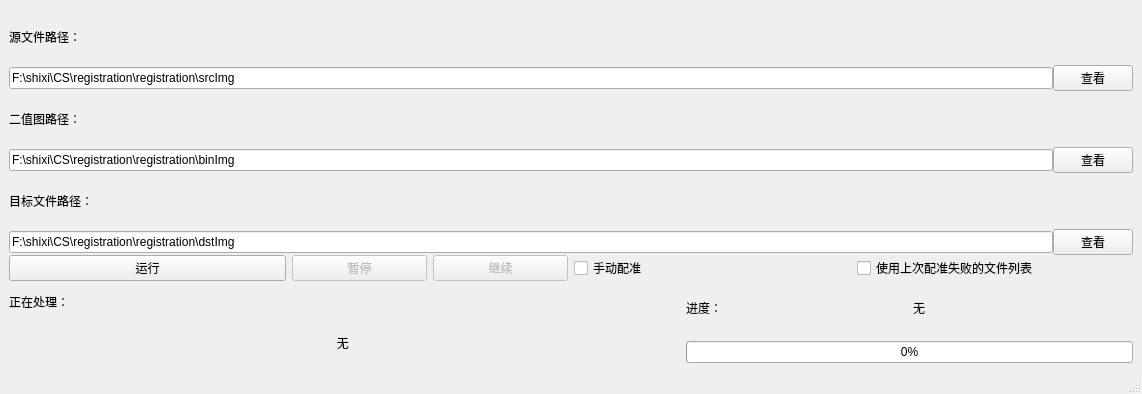
Above: mainwindow.ui from To-k1/RegistrationGUI before the change. Below: the same form after it.
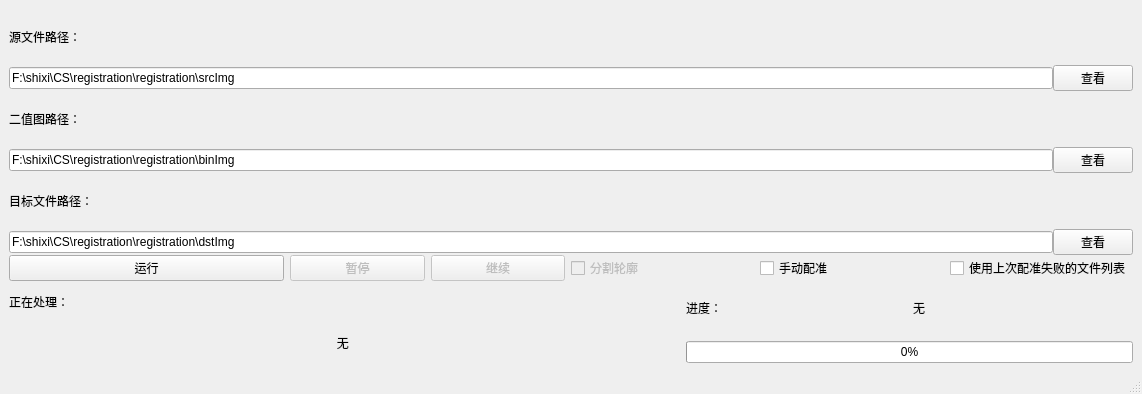
That is the form after the change.

Commit message: 去除分割功能

```diff
--- a/mainwindow.ui
+++ b/mainwindow.ui
@@ -118,7 +118,7 @@
        </layout>
       </item>
       <item>
-       <layout class="QHBoxLayout" name="horizontalLayout" stretch="1,1,1,1">
+       <layout class="QHBoxLayout" name="horizontalLayout" stretch="3,3,2,2,2">
         <property name="spacing">
          <number>6</number>
         </property>
@@ -153,6 +153,16 @@
           </item>
          </layout>
         </item>
+        <item>
+         <widget class="QCheckBox" name="checkBoxGetRect">
+          <property name="enabled">
+           <bool>false</bool>
+          </property>
+          <property name="text">
+           <string>分割轮廓</string>
+          </property>
+         </widget>
+        </item>
         <item>
          <widget class="QCheckBox" name="checkBoxSemiAuto">
           <property name="text">
```
Left out of the diff: 2 changed lines with no effect on the pictures. The commit also changes 13 other files.
